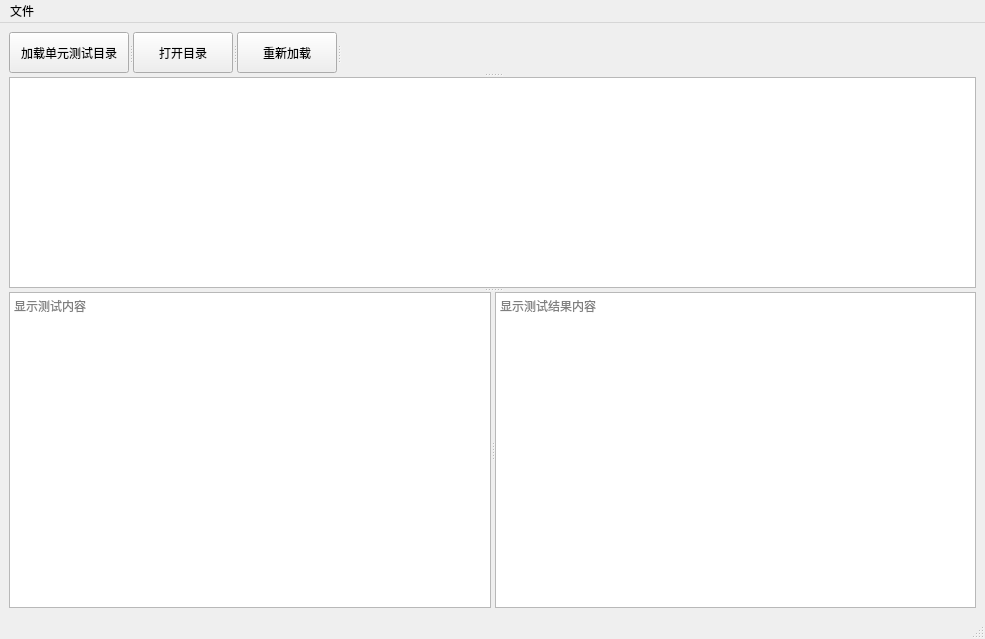
Before: the Qt Designer form codesets/supertest.ui in weilaidb/codetools, drawn with Qt 5.
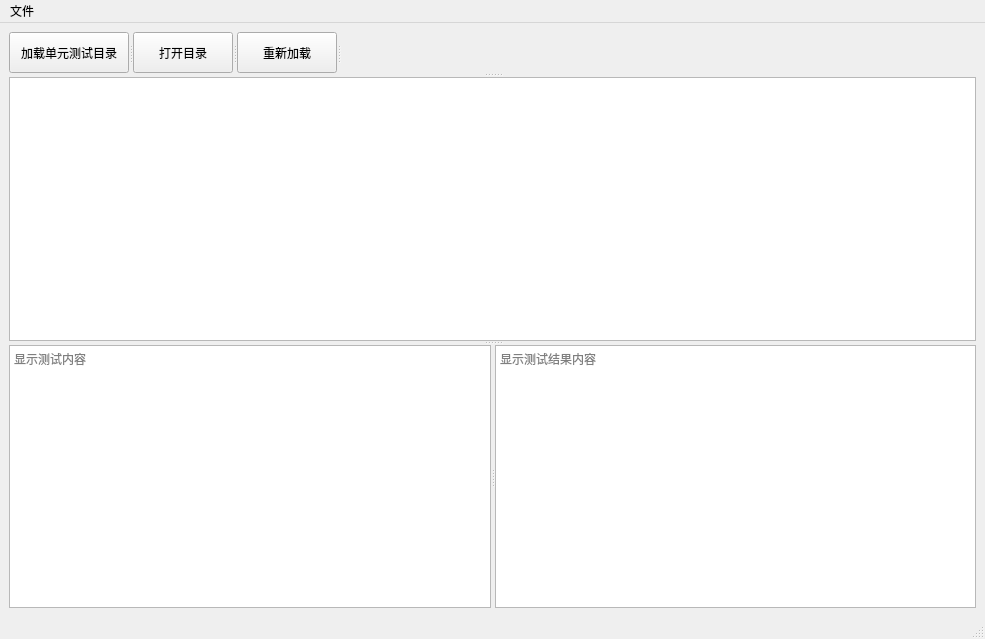
After: the same form once the commit is applied.

Commit message: 添加布局最大化

What changed in the file:
```diff
--- a/codesets/supertest.ui
+++ b/codesets/supertest.ui
@@ -115,7 +115,7 @@
        <property name="maximumSize">
         <size>
          <width>16777215</width>
-         <height>211</height>
+         <height>16777215</height>
         </size>
        </property>
       </widget>
```
